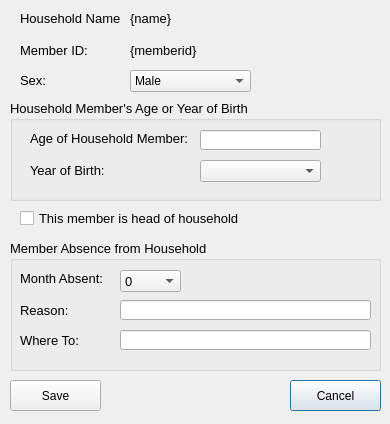
Before: the Qt Designer form open-ihm/gui/designs/ui_household_editmember.ui in snim2mirror/openihm, drawn with Qt 5.
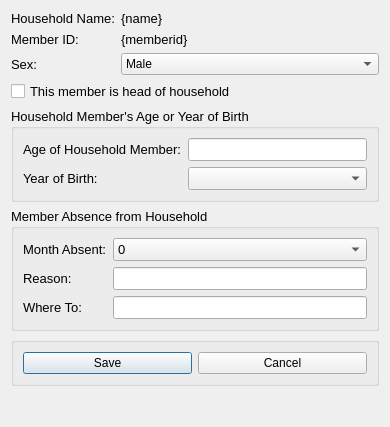
After: the same form once the commit is applied.

Commit message: Added layout manager to most dialogs. One report and all tabbed dialogs still to go.

The edit to the form file:
```diff
--- a/open-ihm/gui/designs/ui_household_editmember.ui
+++ b/open-ihm/gui/designs/ui_household_editmember.ui
@@ -7,21 +7,15 @@
     <x>0</x>
     <y>0</y>
     <width>390</width>
-    <height>424</height>
+    <height>427</height>
    </rect>
   </property>
   <property name="windowTitle">
    <string>Edit Household Member</string>
   </property>
+  <layout class="QFormLayout" name="formLayout_3">
+   <item row="0" column="0">
   <widget class="QLabel" name="label">
-   <property name="geometry">
-    <rect>
-     <x>20</x>
-     <y>10</y>
-     <width>101</width>
-     <height>16</height>
-    </rect>
-   </property>
    <property name="font">
     <font>
      <pointsize>10</pointsize>
@@ -31,15 +25,9 @@
     <string>Household Name:</string>
    </property>
   </widget>
+   </item>
+   <item row="0" column="1">
   <widget class="QLabel" name="lblHouseholdName">
-   <property name="geometry">
-    <rect>
-     <x>130</x>
-     <y>10</y>
-     <width>251</width>
-     <height>16</height>
-    </rect>
-   </property>
    <property name="sizePolicy">
     <sizepolicy hsizetype="Expanding" vsizetype="Preferred">
      <horstretch>0</horstretch>
@@ -55,33 +43,45 @@
     <string>{name}</string>
    </property>
   </widget>
-  <widget class="QCheckBox" name="chkHeadHousehold">
-   <property name="geometry">
-    <rect>
-     <x>20</x>
-     <y>210</y>
-     <width>231</width>
-     <height>17</height>
-    </rect>
-   </property>
+   </item>
+   <item row="1" column="0">
+    <widget class="QLabel" name="label_5">
+     <property name="font">
+      <font>
+       <pointsize>10</pointsize>
+      </font>
+     </property>
+     <property name="text">
+      <string>Member ID:</string>
+     </property>
+    </widget>
+   </item>
+   <item row="1" column="1">
+    <widget class="QLabel" name="lblMemberID">
    <property name="font">
     <font>
      <pointsize>10</pointsize>
     </font>
    </property>
    <property name="text">
-    <string>This member is head of household</string>
-   </property>
-  </widget>
+      <string>{memberid}</string>
+     </property>
+    </widget>
+   </item>
+   <item row="2" column="0">
+    <widget class="QLabel" name="label_4">
+     <property name="font">
+      <font>
+       <pointsize>10</pointsize>
+      </font>
+     </property>
+     <property name="text">
+      <string>Sex:</string>
+     </property>
+    </widget>
+   </item>
+   <item row="2" column="1">
   <widget class="QComboBox" name="cboSex">
-   <property name="geometry">
-    <rect>
-     <x>130</x>
-     <y>70</y>
-     <width>121</width>
-     <height>22</height>
-    </rect>
-   </property>
    <item>
     <property name="text">
      <string>Male</string>
@@ -93,15 +93,21 @@
     </property>
    </item>
   </widget>
+   </item>
+   <item row="3" column="0" colspan="2">
+    <widget class="QCheckBox" name="chkHeadHousehold">
+     <property name="font">
+      <font>
+       <pointsize>10</pointsize>
+      </font>
+     </property>
+     <property name="text">
+      <string>This member is head of household</string>
+     </property>
+    </widget>
+   </item>
+   <item row="4" column="0" colspan="2">
   <widget class="QGroupBox" name="groupBox">
-   <property name="geometry">
-    <rect>
-     <x>10</x>
-     <y>100</y>
-     <width>371</width>
-     <height>101</height>
-    </rect>
-   </property>
    <property name="font">
     <font>
      <pointsize>10</pointsize>
@@ -110,43 +116,9 @@
    <property name="title">
     <string>Household Member's Age or Year of Birth</string>
    </property>
-   <widget class="QLabel" name="label_3">
-    <property name="geometry">
-     <rect>
-      <x>20</x>
-      <y>60</y>
-      <width>81</width>
-      <height>21</height>
-     </rect>
-    </property>
-    <property name="font">
-     <font>
-      <pointsize>10</pointsize>
-     </font>
-    </property>
-    <property name="text">
-     <string>Year of Birth:</string>
-    </property>
-   </widget>
-   <widget class="QComboBox" name="cmbYearOfBirth">
-    <property name="geometry">
-     <rect>
-      <x>190</x>
-      <y>60</y>
-      <width>121</width>
-      <height>22</height>
-     </rect>
-    </property>
-   </widget>
+     <layout class="QFormLayout" name="formLayout_2">
+      <item row="0" column="0">
    <widget class="QLabel" name="label_2">
-    <property name="geometry">
-     <rect>
-      <x>20</x>
-      <y>30</y>
-      <width>171</width>
-      <height>16</height>
-     </rect>
-    </property>
     <property name="font">
      <font>
       <pointsize>10</pointsize>
@@ -156,106 +128,30 @@
      <string>Age of Household Member:</string>
     </property>
    </widget>
-   <widget class="QLineEdit" name="txtAge">
-    <property name="geometry">
-     <rect>
-      <x>190</x>
-      <y>30</y>
-      <width>121</width>
-      <height>20</height>
-     </rect>
-    </property>
-   </widget>
-  </widget>
-  <widget class="QLabel" name="label_4">
-   <property name="geometry">
-    <rect>
-     <x>20</x>
-     <y>70</y>
-     <width>31</width>
-     <height>21</height>
-    </rect>
-   </property>
+      </item>
+      <item row="0" column="1">
+       <widget class="QLineEdit" name="txtAge"/>
+      </item>
+      <item row="1" column="0">
+       <widget class="QLabel" name="label_3">
    <property name="font">
     <font>
      <pointsize>10</pointsize>
     </font>
    </property>
    <property name="text">
-    <string>Sex:</string>
-   </property>
-  </widget>
-  <widget class="QPushButton" name="cmdCancel">
-   <property name="geometry">
-    <rect>
-     <x>290</x>
-     <y>380</y>
-     <width>91</width>
-     <height>31</height>
-    </rect>
-   </property>
-   <property name="text">
-    <string>Cancel</string>
-   </property>
-  </widget>
-  <widget class="QPushButton" name="cmdSave">
-   <property name="geometry">
-    <rect>
-     <x>10</x>
-     <y>380</y>
-     <width>91</width>
-     <height>31</height>
-    </rect>
-   </property>
-   <property name="text">
-    <string>Save</string>
-   </property>
-  </widget>
-  <widget class="QLabel" name="label_5">
-   <property name="geometry">
-    <rect>
-     <x>20</x>
-     <y>40</y>
-     <width>91</width>
-     <height>21</height>
-    </rect>
-   </property>
-   <property name="font">
-    <font>
-     <pointsize>10</pointsize>
-    </font>
-   </property>
-   <property name="text">
-    <string>Member ID:</string>
-   </property>
-  </widget>
-  <widget class="QLabel" name="lblMemberID">
-   <property name="geometry">
-    <rect>
-     <x>130</x>
-     <y>40</y>
-     <width>91</width>
-     <height>21</height>
-    </rect>
-   </property>
-   <property name="font">
-    <font>
-     <pointsize>10</pointsize>
-    </font>
-   </property>
-   <property name="text">
-    <string>{memberid}</string>
-   </property>
-  </widget>
+         <string>Year of Birth:</string>
+        </property>
+       </widget>
+      </item>
+      <item row="1" column="1">
+       <widget class="QComboBox" name="cmbYearOfBirth"/>
+      </item>
+     </layout>
+    </widget>
+   </item>
+   <item row="5" column="0" colspan="2">
   <widget class="QGroupBox" name="groupBox_2">
-   <property name="geometry">
-    <rect>
-     <x>10</x>
-     <y>240</y>
-     <width>371</width>
-     <height>131</height>
-    </rect>
-   </property>
    <property name="font">
     <font>
      <pointsize>10</pointsize>
@@ -264,15 +160,9 @@
    <property name="title">
     <string>Member Absence from Household</string>
    </property>
+     <layout class="QFormLayout" name="formLayout">
+      <item row="0" column="0">
    <widget class="QLabel" name="label_6">
-    <property name="geometry">
-     <rect>
-      <x>10</x>
-      <y>30</y>
-      <width>161</width>
-      <height>16</height>
-     </rect>
-    </property>
     <property name="font">
      <font>
       <pointsize>10</pointsize>
@@ -282,61 +172,9 @@
      <string>Month Absent:</string>
     </property>
    </widget>
-   <widget class="QLabel" name="label_7">
-    <property name="geometry">
-     <rect>
-      <x>10</x>
-      <y>60</y>
-      <width>101</width>
-      <height>21</height>
-     </rect>
-    </property>
-    <property name="text">
-     <string>Reason:</string>
-    </property>
-   </widget>
-   <widget class="QLineEdit" name="txtReason">
-    <property name="geometry">
-     <rect>
-      <x>110</x>
-      <y>60</y>
-      <width>251</width>
-      <height>20</height>
-     </rect>
-    </property>
-   </widget>
-   <widget class="QLabel" name="label_8">
-    <property name="geometry">
-     <rect>
-      <x>10</x>
-      <y>90</y>
-      <width>91</width>
-      <height>21</height>
-     </rect>
-    </property>
-    <property name="text">
-     <string>Where To:</string>
-    </property>
-   </widget>
-   <widget class="QLineEdit" name="txtWhere">
-    <property name="geometry">
-     <rect>
-      <x>110</x>
-      <y>90</y>
-      <width>251</width>
-      <height>20</height>
-     </rect>
-    </property>
-   </widget>
+      </item>
+      <item row="0" column="1">
    <widget class="QComboBox" name="cmbMonthsAbsent">
-    <property name="geometry">
-     <rect>
-      <x>110</x>
-      <y>30</y>
-      <width>61</width>
-      <height>22</height>
-     </rect>
-    </property>
     <item>
      <property name="text">
       <string>0</string>
@@ -403,7 +241,54 @@
      </property>
     </item>
    </widget>
-  </widget>
+      </item>
+      <item row="1" column="0">
+       <widget class="QLabel" name="label_7">
+        <property name="text">
+         <string>Reason:</string>
+        </property>
+       </widget>
+      </item>
+      <item row="1" column="1">
+       <widget class="QLineEdit" name="txtReason"/>
+      </item>
+      <item row="2" column="0">
+       <widget class="QLabel" name="label_8">
+        <property name="text">
+         <string>Where To:</string>
+        </property>
+       </widget>
+      </item>
+      <item row="2" column="1">
+       <widget class="QLineEdit" name="txtWhere"/>
+      </item>
+     </layout>
+    </widget>
+   </item>
+   <item row="6" column="0" colspan="2">
+    <widget class="QGroupBox" name="groupBox_3">
+     <property name="title">
+      <string/>
+     </property>
+     <layout class="QHBoxLayout" name="horizontalLayout">
+      <item>
+       <widget class="QPushButton" name="cmdSave">
+        <property name="text">
+         <string>Save</string>
+        </property>
+       </widget>
+      </item>
+      <item>
+       <widget class="QPushButton" name="cmdCancel">
+        <property name="text">
+         <string>Cancel</string>
+        </property>
+       </widget>
+      </item>
+     </layout>
+    </widget>
+   </item>
+  </layout>
  </widget>
  <tabstops>
   <tabstop>cboSex</tabstop>
```
Left out of the diff: 34 changed lines with no effect on the pictures. Lines whose indentation alone changed are shown as unchanged. The commit also changes 97 other files.
